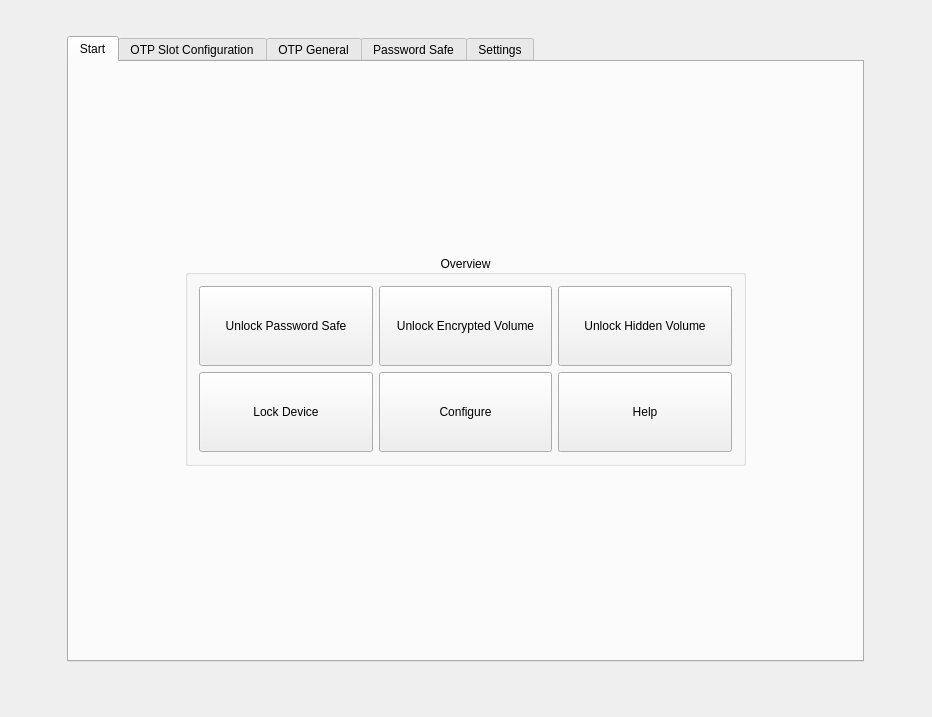
Nitrokey/nitrokey-app, file src/ui/mainwindow.ui: the form before one commit.
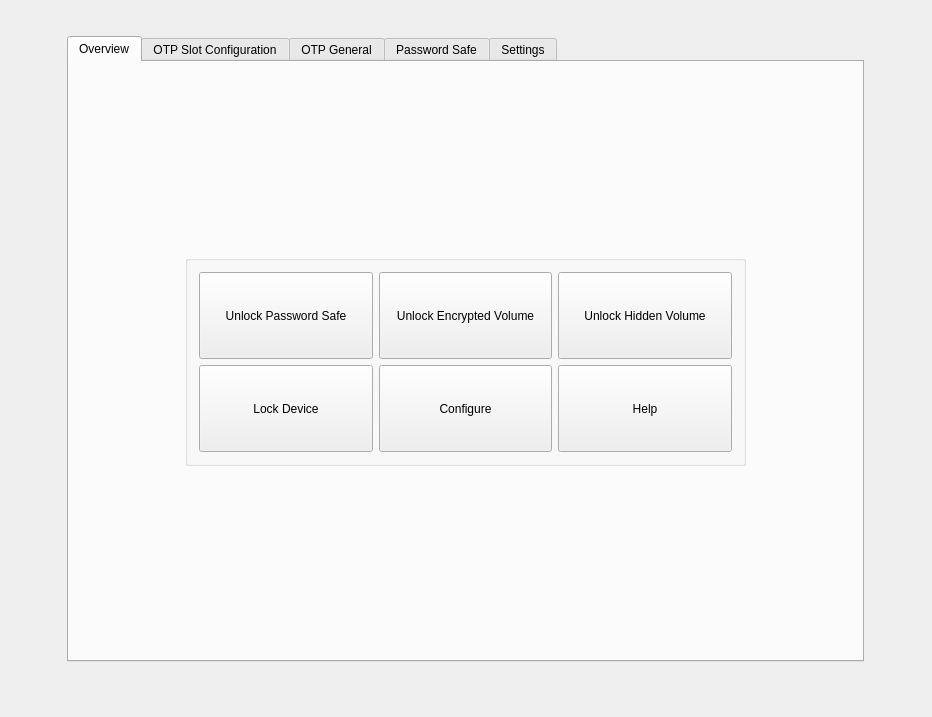
The form after the commit. The open tabs and pages were chosen to show the change. Icons and pictures are not drawn.

Commit message: Rename Start -> Overview

Diff of the .ui file:
```diff
--- a/src/ui/mainwindow.ui
+++ b/src/ui/mainwindow.ui
@@ -62,7 +62,7 @@
       </property>
       <widget class="QWidget" name="tab_5">
        <attribute name="title">
-        <string>Start</string>
+        <string>Overview</string>
        </attribute>
        <layout class="QGridLayout" name="gridLayout_6">
         <item row="0" column="0">
@@ -80,7 +80,7 @@
            </size>
           </property>
           <property name="title">
-           <string>Overview</string>
+           <string/>
           </property>
           <property name="alignment">
            <set>Qt::AlignCenter</set>
```
Left out of the diff: 2 changed lines with no effect on the pictures. The commit also changes 1 other file.
